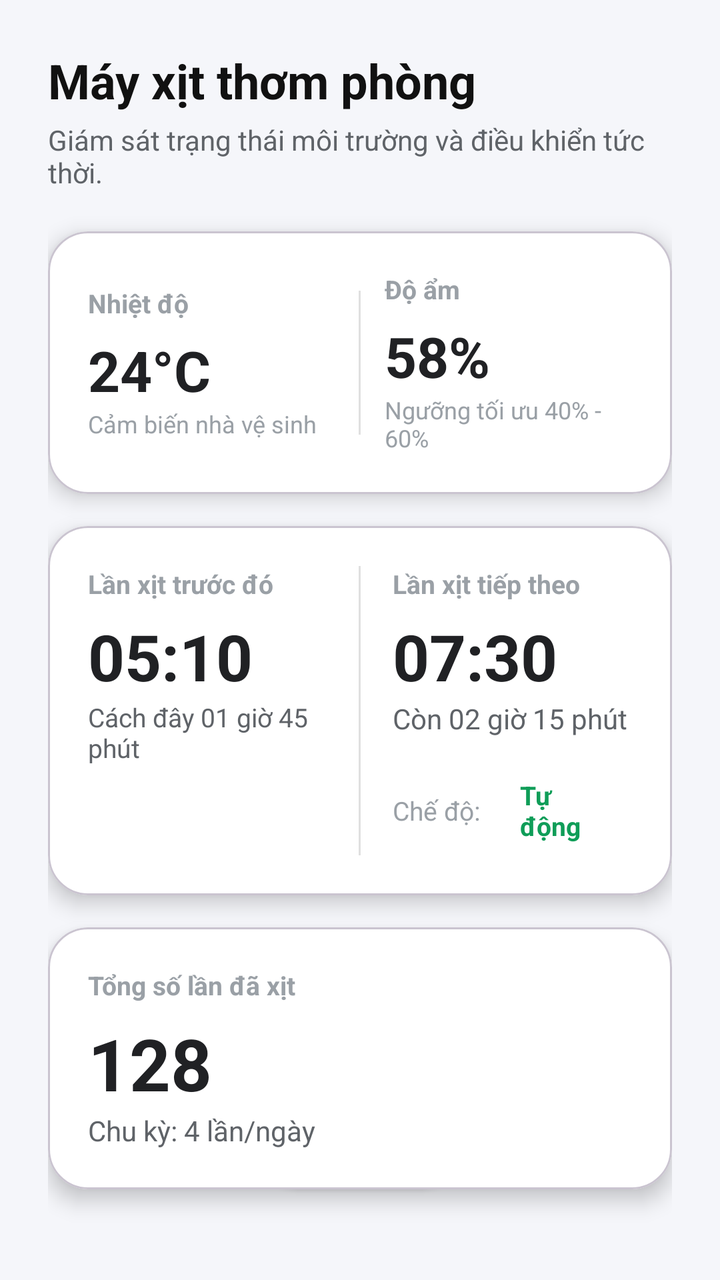
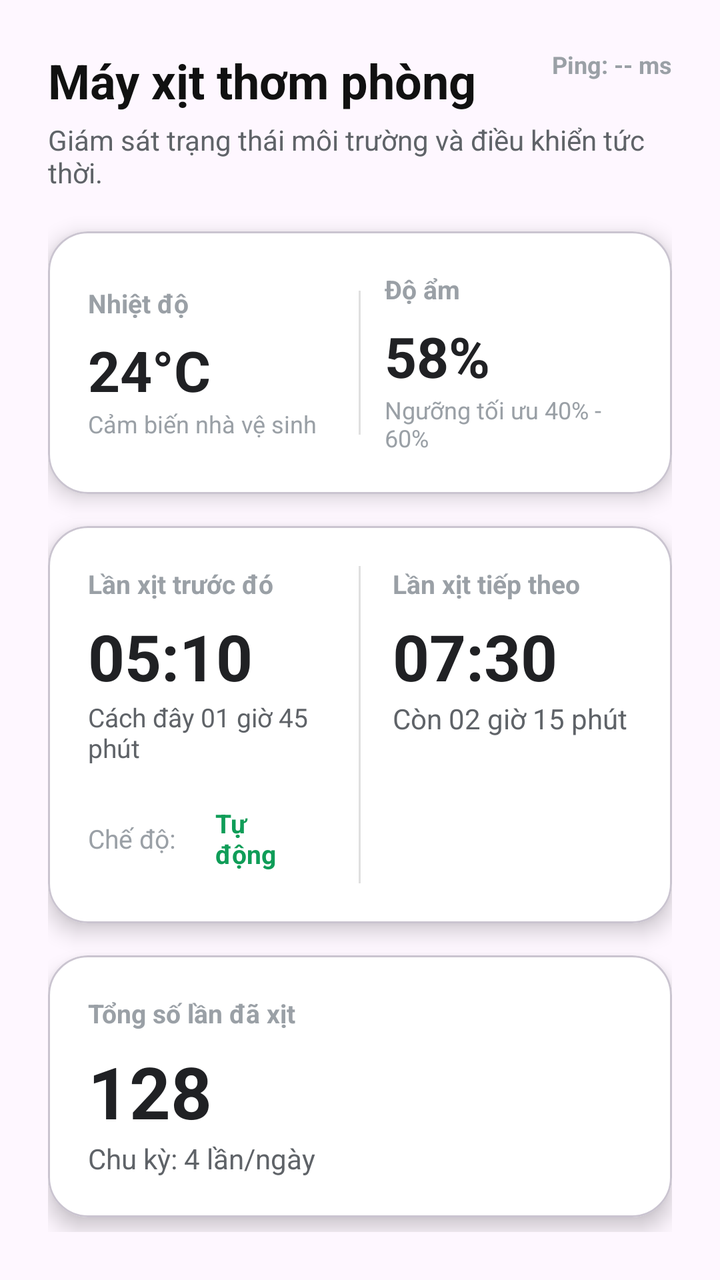

Compare the two renders of this Android layout. The source of the first and the diff that turns it into the second are given below.
<!-- AndroidManifest.xml: application theme Theme.RoomFreshener -->
<!-- res/layout/fragment_home.xml -->
<?xml version="1.0" encoding="utf-8"?>
<androidx.constraintlayout.widget.ConstraintLayout
    xmlns:android="http://schemas.android.com/apk/res/android"
    xmlns:app="http://schemas.android.com/apk/res-auto"
    xmlns:tools="http://schemas.android.com/tools"
    android:layout_width="match_parent"
    android:layout_height="match_parent"
    android:background="#F5F6FA"
    android:padding="24dp">

    <TextView
        android:id="@+id/headerTitle"
        android:layout_width="wrap_content"
        android:layout_height="wrap_content"
        android:text="Máy xịt thơm phòng"
        android:textColor="#111111"
        android:textSize="24sp"
        android:textStyle="bold"
        app:layout_constraintStart_toStartOf="parent"
        app:layout_constraintTop_toTopOf="parent" />

    <TextView
        android:id="@+id/headerSubtitle"
        android:layout_width="0dp"
        android:layout_height="wrap_content"
        android:layout_marginTop="4dp"
        android:text="Giám sát trạng thái môi trường và điều khiển tức thời."
        android:textColor="#5F6368"
        android:textSize="14sp"
        app:layout_constraintEnd_toEndOf="parent"
        app:layout_constraintStart_toStartOf="@id/headerTitle"
        app:layout_constraintTop_toBottomOf="@id/headerTitle" />

    <com.google.android.material.card.MaterialCardView
        android:id="@+id/environmentCard"
        android:layout_width="0dp"
        android:layout_height="wrap_content"
        android:layout_marginTop="20dp"
        app:cardBackgroundColor="#FFFFFFFF"
        app:cardCornerRadius="20dp"
        app:cardElevation="6dp"
        app:layout_constraintEnd_toEndOf="parent"
        app:layout_constraintStart_toStartOf="parent"
        app:layout_constraintTop_toBottomOf="@id/headerSubtitle">

        <LinearLayout
            android:layout_width="match_parent"
            android:layout_height="wrap_content"
            android:gravity="center"
            android:orientation="horizontal"

            android:padding="20dp">

            <LinearLayout
                android:layout_width="0dp"
                android:layout_height="wrap_content"
                android:layout_weight="1"
                android:orientation="vertical">

                <TextView
                    android:layout_width="wrap_content"
                    android:layout_height="wrap_content"
                    android:text="Nhiệt độ"
                    android:textColor="#9AA0A6"
                    android:textSize="13sp"
                    android:textStyle="bold" />

                <TextView
                    android:id="@+id/tvTemperature"
                    android:layout_width="wrap_content"
                    android:layout_height="wrap_content"
                    android:layout_marginTop="6dp"
                    android:text="24°C"
                    android:textColor="#202124"
                    android:textSize="28sp"
                    android:textStyle="bold" />

                <TextView
                    android:layout_width="wrap_content"
                    android:layout_height="wrap_content"
                    android:text="Cảm biến nhà vệ sinh"
                    android:textColor="#9AA0A6"
                    android:textSize="12sp" />
            </LinearLayout>

            <View
                android:layout_width="1dp"
                android:layout_height="72dp"
                android:layout_marginHorizontal="12dp"
                android:background="#E0E0E0" />

            <LinearLayout
                android:layout_width="0dp"
                android:layout_height="wrap_content"
                android:layout_weight="1"
                android:orientation="vertical">

                <TextView
                    android:layout_width="wrap_content"
                    android:layout_height="wrap_content"
                    android:text="Độ ẩm"
                    android:textColor="#9AA0A6"
                    android:textSize="13sp"
                    android:textStyle="bold" />

                <TextView
                    android:id="@+id/tvHumidity"
                    android:layout_width="wrap_content"
                    android:layout_height="wrap_content"
                    android:layout_marginTop="6dp"
                    android:text="58%"
                    android:textColor="#202124"
                    android:textSize="28sp"
                    android:textStyle="bold" />

                <TextView
                    android:layout_width="wrap_content"
                    android:layout_height="wrap_content"
                    android:text="Ngưỡng tối ưu 40% - 60%"
                    android:textColor="#9AA0A6"
                    android:textSize="12sp" />
            </LinearLayout>
        </LinearLayout>
    </com.google.android.material.card.MaterialCardView>

    <com.google.android.material.card.MaterialCardView
        android:id="@+id/nextSprayCard"
        android:layout_width="0dp"
        android:layout_height="wrap_content"
        android:layout_marginTop="16dp"
        app:cardBackgroundColor="#FFFFFFFF"
        app:cardCornerRadius="20dp"
        app:cardElevation="6dp"
        app:layout_constraintEnd_toEndOf="parent"
        app:layout_constraintStart_toStartOf="parent"
        app:layout_constraintTop_toBottomOf="@id/environmentCard">

        <LinearLayout
            android:layout_width="match_parent"
            android:layout_height="wrap_content"
            android:orientation="horizontal"
            android:padding="20dp">

            <LinearLayout
                android:layout_width="0dp"
                android:layout_height="wrap_content"
                android:layout_weight="1"
                android:orientation="vertical">

                <TextView
                    android:id="@+id/tvLastSprayTitle"
                    android:layout_width="wrap_content"
                    android:layout_height="wrap_content"
                    android:text="Lần xịt trước đó"
                    android:textColor="#9AA0A6"
                    android:textSize="13sp"
                    android:textStyle="bold" />

                <TextView
                    android:id="@+id/tvLastSprayTime"
                    android:layout_width="wrap_content"
                    android:layout_height="wrap_content"
                    android:layout_marginTop="6dp"
                    android:text="05:10"
                    android:textColor="#202124"
                    android:textSize="32sp"
                    android:textStyle="bold" />

                <TextView
                    android:id="@+id/tvLastSprayAgo"
                    android:layout_width="wrap_content"
                    android:layout_height="wrap_content"
                    android:text="Cách đây 01 giờ 45 phút"
                    android:textColor="#5F6368"
                    android:textSize="13sp" />
            </LinearLayout>

            <View
                android:layout_width="1dp"
                android:layout_height="match_parent"
                android:layout_marginHorizontal="16dp"
                android:background="#E0E0E0" />

            <LinearLayout
                android:layout_width="0dp"
                android:layout_height="wrap_content"
                android:layout_weight="1"
                android:orientation="vertical">

                <TextView
                    android:layout_width="wrap_content"
                    android:layout_height="wrap_content"
                    android:text="Lần xịt tiếp theo"
                    android:textColor="#9AA0A6"
                    android:textSize="13sp"
                    android:textStyle="bold" />

                <TextView
                    android:id="@+id/tvNextSprayTime"
                    android:layout_width="wrap_content"
                    android:layout_height="wrap_content"
                    android:layout_marginTop="6dp"
                    android:text="07:30"
                    android:textColor="#202124"
                    android:textSize="32sp"
                    android:textStyle="bold" />

                <TextView
                    android:id="@+id/tvNextSprayCountdown"
                    android:layout_width="wrap_content"
                    android:layout_height="wrap_content"
                    android:text="Còn 02 giờ 15 phút"
                    android:textColor="#5F6368"
                    android:textSize="14sp" />

                <LinearLayout
                    android:layout_width="wrap_content"
                    android:layout_height="wrap_content"
                    android:layout_marginTop="14dp"
                    android:gravity="center_vertical"
                    android:orientation="horizontal">

                    <TextView
                        android:layout_width="wrap_content"
                        android:layout_height="wrap_content"
                        android:text="Chế độ:"
                        android:textColor="#9AA0A6"
                        android:textSize="13sp" />

                    <TextView
                        android:id="@+id/tvSprayMode"
                        android:layout_width="wrap_content"
                        android:layout_height="wrap_content"
                        android:layout_marginStart="8dp"
                        android:paddingHorizontal="12dp"
                        android:paddingVertical="6dp"
                        android:text="Tự động"
                        android:textColor="#0F9D58"
                        android:textSize="13sp"
                        android:textStyle="bold"
                        />
                </LinearLayout>
            </LinearLayout>
        </LinearLayout>
    </com.google.android.material.card.MaterialCardView>

    <com.google.android.material.card.MaterialCardView
        android:id="@+id/usageCard"
        android:layout_width="0dp"
        android:layout_height="wrap_content"
        android:layout_marginTop="16dp"
        app:cardBackgroundColor="#FFFFFFFF"
        app:cardCornerRadius="20dp"
        app:cardElevation="6dp"
        app:layout_constraintEnd_toEndOf="parent"
        app:layout_constraintStart_toStartOf="parent"
        app:layout_constraintTop_toBottomOf="@id/nextSprayCard"
        app:layout_constraintBottom_toTopOf="@id/btnSprayNow"
        app:layout_constraintVertical_bias="0">

        <LinearLayout
            android:layout_width="match_parent"
            android:layout_height="wrap_content"
            android:orientation="vertical"
            android:padding="20dp">

            <TextView
                android:layout_width="wrap_content"
                android:layout_height="wrap_content"
                android:text="Tổng số lần đã xịt"
                android:textColor="#9AA0A6"
                android:textSize="13sp"
                android:textStyle="bold" />

            <TextView
                android:id="@+id/tvTotalSprays"
                android:layout_width="wrap_content"
                android:layout_height="wrap_content"
                android:layout_marginTop="6dp"
                android:text="128"
                android:textColor="#202124"
                android:textSize="36sp"
                android:textStyle="bold" />

            <TextView
                android:layout_width="wrap_content"
                android:layout_height="wrap_content"
                android:text="Chu kỳ: 4 lần/ngày"
                android:textColor="#5F6368"
                android:textSize="14sp" />
        </LinearLayout>
    </com.google.android.material.card.MaterialCardView>

    <com.google.android.material.button.MaterialButton
        android:id="@+id/btnSprayNow"
        style="@style/Widget.MaterialComponents.Button"
        android:layout_width="120dp"
        android:layout_height="80dp"
        android:layout_marginBottom="24dp"
        android:backgroundTint="#125A97"
        android:elevation="24dp"
        android:insetTop="0dp"
        android:insetBottom="0dp"
        android:text="XỊT\nNGAY"
        android:textSize="18sp"
        app:cornerRadius="32dp"
        app:layout_constraintBottom_toBottomOf="parent"
        app:layout_constraintEnd_toEndOf="parent"
        app:layout_constraintHorizontal_bias="0.5"
        app:layout_constraintStart_toStartOf="parent" />


</androidx.constraintlayout.widget.ConstraintLayout>
<!-- resources referenced by this layout -->
<resources>
  <style name="Theme.RoomFreshener" parent="Base.Theme.RoomFreshener" />
  <style name="Base.Theme.RoomFreshener" parent="Theme.Material3.DayNight.NoActionBar">
          
          
      </style>
</resources>

<!-- the commit's change to res/layout/fragment_home.xml (unified diff, before → after) -->
@@ -5,7 +5,6 @@
     xmlns:tools="http://schemas.android.com/tools"
     android:layout_width="match_parent"
     android:layout_height="match_parent"
-    android:background="#F5F6FA"
     android:padding="24dp">
 
     <TextView
@@ -31,6 +30,17 @@
         app:layout_constraintStart_toStartOf="@id/headerTitle"
         app:layout_constraintTop_toBottomOf="@id/headerTitle" />
 
+    <TextView
+        android:id="@+id/tvLatency"
+        android:layout_width="wrap_content"
+        android:layout_height="wrap_content"
+        android:text="Ping: -- ms"
+        android:textColor="#9AA0A6"
+        android:textSize="12sp"
+        android:textStyle="bold"
+        app:layout_constraintEnd_toEndOf="parent"
+        app:layout_constraintTop_toTopOf="parent" />
+
     <com.google.android.material.card.MaterialCardView
         android:id="@+id/environmentCard"
         android:layout_width="0dp"
@@ -173,46 +183,7 @@
                     android:text="Cách đây 01 giờ 45 phút"
                     android:textColor="#5F6368"
                     android:textSize="13sp" />
-            </LinearLayout>
-
-            <View
-                android:layout_width="1dp"
-                android:layout_height="match_parent"
-                android:layout_marginHorizontal="16dp"
-                android:background="#E0E0E0" />
-
-            <LinearLayout
-                android:layout_width="0dp"
-                android:layout_height="wrap_content"
-                android:layout_weight="1"
-                android:orientation="vertical">
-
-                <TextView
-                    android:layout_width="wrap_content"
-                    android:layout_height="wrap_content"
-                    android:text="Lần xịt tiếp theo"
-                    android:textColor="#9AA0A6"
-                    android:textSize="13sp"
-                    android:textStyle="bold" />
-
-                <TextView
-                    android:id="@+id/tvNextSprayTime"
-                    android:layout_width="wrap_content"
-                    android:layout_height="wrap_content"
-                    android:layout_marginTop="6dp"
-                    android:text="07:30"
-                    android:textColor="#202124"
-                    android:textSize="32sp"
-                    android:textStyle="bold" />
-
-                <TextView
-                    android:id="@+id/tvNextSprayCountdown"
-                    android:layout_width="wrap_content"
-                    android:layout_height="wrap_content"
-                    android:text="Còn 02 giờ 15 phút"
-                    android:textColor="#5F6368"
-                    android:textSize="14sp" />
-
+                
                 <LinearLayout
                     android:layout_width="wrap_content"
                     android:layout_height="wrap_content"
@@ -241,6 +212,45 @@
                         />
                 </LinearLayout>
             </LinearLayout>
+
+            <View
+                android:layout_width="1dp"
+                android:layout_height="match_parent"
+                android:layout_marginHorizontal="16dp"
+                android:background="#E0E0E0" />
+
+            <LinearLayout
+                android:layout_width="0dp"
+                android:layout_height="wrap_content"
+                android:layout_weight="1"
+                android:orientation="vertical">
+
+                <TextView
+                    android:layout_width="wrap_content"
+                    android:layout_height="wrap_content"
+                    android:text="Lần xịt tiếp theo"
+                    android:textColor="#9AA0A6"
+                    android:textSize="13sp"
+                    android:textStyle="bold" />
+
+                <TextView
+                    android:id="@+id/tvNextSprayTime"
+                    android:layout_width="wrap_content"
+                    android:layout_height="wrap_content"
+                    android:layout_marginTop="6dp"
+                    android:text="07:30"
+                    android:textColor="#202124"
+                    android:textSize="32sp"
+                    android:textStyle="bold" />
+
+                <TextView
+                    android:id="@+id/tvNextSprayCountdown"
+                    android:layout_width="wrap_content"
+                    android:layout_height="wrap_content"
+                    android:text="Còn 02 giờ 15 phút"
+                    android:textColor="#5F6368"
+                    android:textSize="14sp" />
+            </LinearLayout>
         </LinearLayout>
     </com.google.android.material.card.MaterialCardView>
 
@@ -309,5 +319,21 @@
         app:layout_constraintHorizontal_bias="0.5"
         app:layout_constraintStart_toStartOf="parent" />
 
+    
+    <FrameLayout
+        android:id="@+id/overlayLoading"
+        android:layout_width="match_parent"
+        android:layout_height="match_parent"
+        android:background="#00000000"
+        android:clickable="true"
+        android:focusable="true"
+        android:visibility="gone"
+        android:elevation="10dp">
+
+        <ProgressBar
+            android:layout_width="wrap_content"
+            android:layout_height="wrap_content"
+            android:layout_gravity="center" />
+    </FrameLayout>
 
 </androidx.constraintlayout.widget.ConstraintLayout>
<!-- resource entries referenced after the edit -->
@@ -4,6 +4,20 @@
   <style name="Base.Theme.RoomFreshener" parent="Theme.Material3.DayNight.NoActionBar">
           
           
+          <item name="colorPrimary">@color/purple_500</item>
+          <item name="colorPrimaryVariant">@color/purple_700</item>
+          <item name="colorOnPrimary">@color/white</item>
+          <item name="colorSecondary">@color/teal_200</item>
+          <item name="colorSecondaryVariant">@color/teal_700</item>
+          <item name="colorOnSecondary">@color/black</item>
+          <item name="android:statusBarColor">@android:color/transparent</item>
+          <item name="android:windowDrawsSystemBarBackgrounds">true</item>
       </style>
+  <color name="purple_500">#FF6200EE</color>
+  <color name="purple_700">#FF3700B3</color>
+  <color name="white">#FFFFFFFF</color>
+  <color name="teal_200">#FF03DAC5</color>
+  <color name="teal_700">#FF018786</color>
+  <color name="black">#FF000000</color>
 </resources>
 
